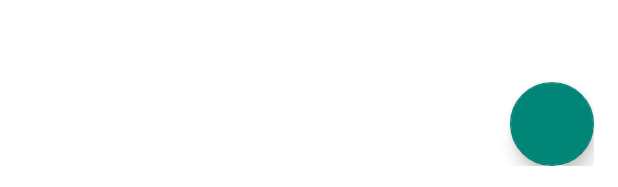
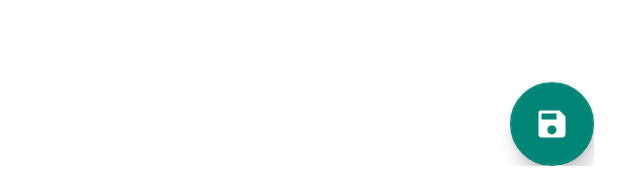
Before and after one commit to buddman1208/Safood, an Android app: the layout main_info.xml on its own in the app's theme, with its tools: preview values and no code run, on a phone screen of 412 x 824 dp. Shown: the part 1046-1233 px from the top of the screen. Run offline under Robolectric (Android 15) with nearby library versions, the phone set to English and light mode, and no system bars; plain views replace FloatingActionButton.

Commit message:
add save button at info

```diff
--- a/app/src/main/res/layout/main_info.xml
+++ b/app/src/main/res/layout/main_info.xml
@@ -299,9 +299,10 @@
             android:id="@+id/saveFab"
             android:layout_width="wrap_content"
             android:layout_height="wrap_content"
+            android:layout_gravity="right"
+            android:src="@drawable/btn_save"
             app:fab_colorNormal="@color/colorPrimary"
             app:fab_colorPressed="@color/colorPrimaryRipple"
-            android:layout_gravity="right"
             app:fab_shadowRadius="5dp" />
     </LinearLayout>
 </layout>
```
Also changed, not shown: app/src/main/res/drawable-xxxhdpi/btn_save.png (added).
